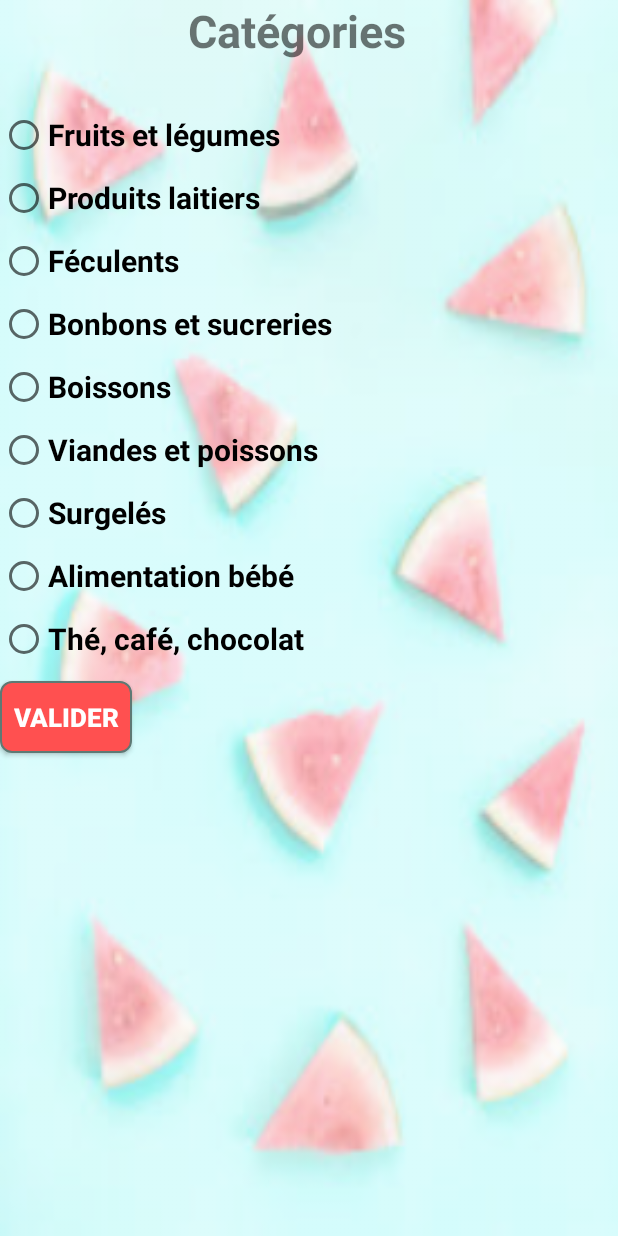
After one commit to lukile/tooGoodToThrow, an Android app: the layout activity_category.xml on its own in the app's theme, with its tools: preview values and no code run, on a phone screen of 412 x 824 dp. The commit adds this screen. Run offline under Robolectric (Android 15) with nearby library versions, the phone set to English and light mode, and no system bars.

Commit message:
Added category view and add product cgu

```diff
--- /dev/null
+++ b/app/src/main/res/drawable/button.xml
@@ -0,0 +1,24 @@
+<?xml version="1.0" encoding="utf-8"?>
+<selector xmlns:android="http://schemas.android.com/apk/res/android" >
+    <item android:state_pressed="true" >
+        <shape android:shape="rectangle"  >
+            <corners android:radius="7dp" />
+            <stroke android:width="1dip" android:color="#ff5050" />
+            <gradient android:angle="-90" android:startColor="#ff5050" android:endColor="#ff5050"  />
+        </shape>
+    </item>
+    <item android:state_focused="true">
+        <shape android:shape="rectangle"  >
+            <corners android:radius="7dp" />
+            <stroke android:width="1dip" android:color="#ff5050" />
+            <solid android:color="#ff5050"/>
+        </shape>
+    </item>
+    <item >
+        <shape android:shape="rectangle"  >
+            <corners android:radius="7dp" />
+            <stroke android:width="1dip" android:color="#5e7974" />
+            <gradient android:angle="-90" android:startColor="#ff5050" android:endColor="#ff5050" />
+        </shape>
+    </item>
+</selector>
--- /dev/null
+++ b/app/src/main/res/layout/activity_category.xml
@@ -0,0 +1,128 @@
+<?xml version="1.0" encoding="utf-8"?>
+<android.support.constraint.ConstraintLayout xmlns:android="http://schemas.android.com/apk/res/android"
+    xmlns:app="http://schemas.android.com/apk/res-auto"
+    xmlns:tools="http://schemas.android.com/tools"
+    android:layout_width="match_parent"
+    android:layout_height="match_parent"
+    tools:context=".CategoryActivity"
+    android:background="@drawable/background_food"
+    >
+
+    <TextView
+        android:id="@+id/category"
+        android:layout_width="match_parent"
+        android:layout_height="match_parent"
+        android:text="@string/categories"
+        android:textSize="30sp"
+        android:textStyle="bold"
+        android:layout_marginStart="125dp"
+        />
+
+
+        <RadioGroup
+            android:id="@+id/radioGroup"
+            android:layout_width="match_parent"
+            android:layout_height="wrap_content"
+            app:layout_constraintEnd_toEndOf="parent"
+            app:layout_constraintStart_toStartOf="parent">
+
+            <RadioButton
+                android:id="@+id/fruitsAndVegetables"
+                android:layout_width="wrap_content"
+                android:layout_height="wrap_content"
+                android:layout_marginTop="74dp"
+                android:text="@string/fruits_and_vegetables"
+                android:textSize="20sp"
+                android:layout_marginBottom="10dp"
+                android:textStyle="bold" />
+
+            <RadioButton
+                android:id="@+id/milkProduct"
+                android:layout_width="wrap_content"
+                android:layout_height="wrap_content"
+                android:text="@string/milk_products"
+                android:textSize="20sp"
+                android:layout_marginBottom="10dp"
+                android:textStyle="bold" />
+
+            <RadioButton
+                android:id="@+id/starchy"
+                android:layout_width="wrap_content"
+                android:layout_height="wrap_content"
+                android:text="@string/starchy"
+                android:textSize="20sp"
+                android:layout_marginBottom="10dp"
+                android:textStyle="bold" />
+
+            <RadioButton
+                android:id="@+id/candyAndSweetThings"
+                android:layout_width="wrap_content"
+                android:layout_height="wrap_content"
+                android:text="@string/candy_and_sweet"
+                android:textSize="20sp"
+                android:layout_marginBottom="10dp"
+                android:textStyle="bold" />
+
+            <RadioButton
+                android:id="@+id/drinks"
+                android:layout_width="wrap_content"
+                android:layout_height="wrap_content"
+                android:text="@string/drinks"
+                android:textSize="20sp"
+                android:layout_marginBottom="10dp"
+                android:textStyle="bold" />
+
+            <RadioButton
+                android:id="@+id/meatFish"
+                android:layout_width="wrap_content"
+                android:layout_height="wrap_content"
+                android:text="@string/meat_and_fish"
+                android:textSize="20sp"
+                android:layout_marginBottom="10dp"
+                android:textStyle="bold" />
+
+            <RadioButton
+                android:id="@+id/frozen"
+                android:layout_width="wrap_content"
+                android:layout_height="wrap_content"
+                android:text="@string/frozen"
+                android:textSize="20sp"
+                android:layout_marginBottom="10dp"
+                android:textStyle="bold" />
+
+            <RadioButton
+                android:id="@+id/babyFeeding"
+                android:layout_width="wrap_content"
+                android:layout_height="wrap_content"
+                android:text="@string/baby_feeding"
+                android:textSize="20sp"
+                android:layout_marginBottom="10dp"
+                android:textStyle="bold" />
+
+            <RadioButton
+                android:id="@+id/teaCoffeeChocolate"
+                android:layout_width="wrap_content"
+                android:layout_height="wrap_content"
+                android:text="@string/tea_coffee_chocolate"
+                android:textSize="20sp"
+                android:textStyle="bold" />
+
+        </RadioGroup>
+
+    <Button
+        android:layout_width="wrap_content"
+        android:layout_height="wrap_content"
+        android:layout_marginTop="12dp"
+        android:background="@drawable/button"
+        android:text="@string/validate_button"
+        android:textColor="#ffffff"
+        android:textSize="17sp"
+        android:textStyle="bold"
+
+
+        app:layout_constraintTop_toBottomOf="@id/radioGroup"
+        tools:layout_editor_absoluteX="148dp" /> -->
+
+
+
+</android.support.constraint.ConstraintLayout>
--- a/app/src/main/res/values/strings.xml
+++ b/app/src/main/res/values/strings.xml
@@ -1,3 +1,21 @@
 <resources>
     <string name="app_name">TooGoodToThrow</string>
+    <string name="categories"><b>Catégories</b></string>
+    <string name="fruits_and_vegetables">Fruits et légumes</string>
+    <string name="milk_products">Produits laitiers</string>
+    <string name="prepared_food">Plats cuisinés</string>
+    <string name="starchy">Féculents</string>
+    <string name="candy_and_sweet">Bonbons et sucreries</string>
+    <string name="drinks">Boissons</string>
+    <string name="meat_and_fish">Viandes et poissons</string>
+    <string name="frozen">Surgelés</string>
+    <string name="grocery">Epicerie</string>
+    <string name="baby_feeding">Alimentation bébé</string>
+    <string name="tea_coffee_chocolate">Thé, café, chocolat</string>
+    <string name="validate_button">Valider</string>
+    <string name="add_product_cgu">Conditions de TooGoodToThrow</string>
+    <string name="add_product">Ajout d\'un produit</string>
+    <string name="add_product_text_cgu">Le donateur s\'engage à fournir des produits de qualité dans le respect de la santé des utilisateurs.
+        \n\nTooGoodToThrow ne peut être tenu responsable de la mauvaise qualité de la nourriture offerte.
+        \n\nJe certifie :\n\nEtre majeur, \nNe pas être sous tutelle\nNe pas donner d'alcool ni de produits stupéfiants</string>
 </resources>
```
Also changed, not shown: app/src/main/java/com/example/lukile/toogoodtothrow/AddProductCGU.java (added, +13 -0 lines), app/src/main/java/com/example/lukile/toogoodtothrow/CategoryActivity.java (added, +48 -0 lines), app/src/main/res/layout/activity_add_product_cgu.xml (added, +39 -0 lines), app/src/main/res/layout/category_listview.xml (added, +37 -0 lines), app/src/main/res/drawable/background_food.png (added), app/src/main/res/drawable/fruit.jpg (added), app/src/main/res/drawable/milk.png (added).
